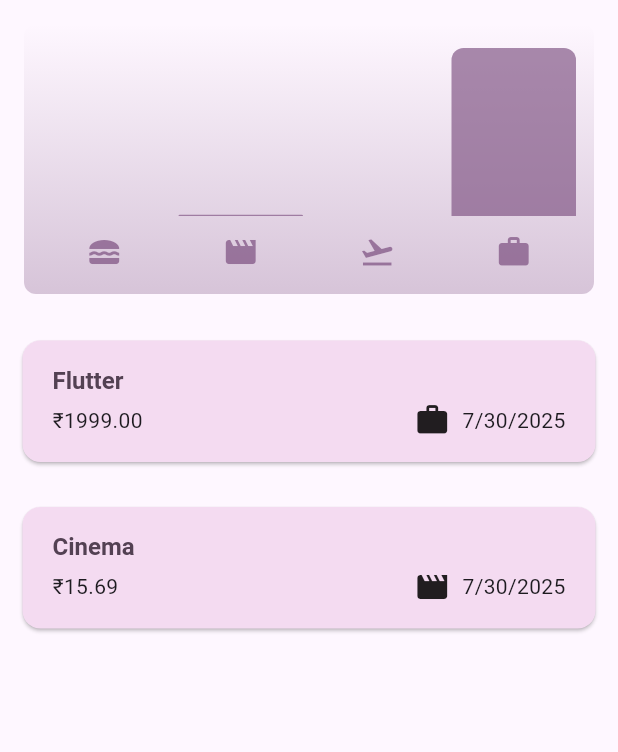
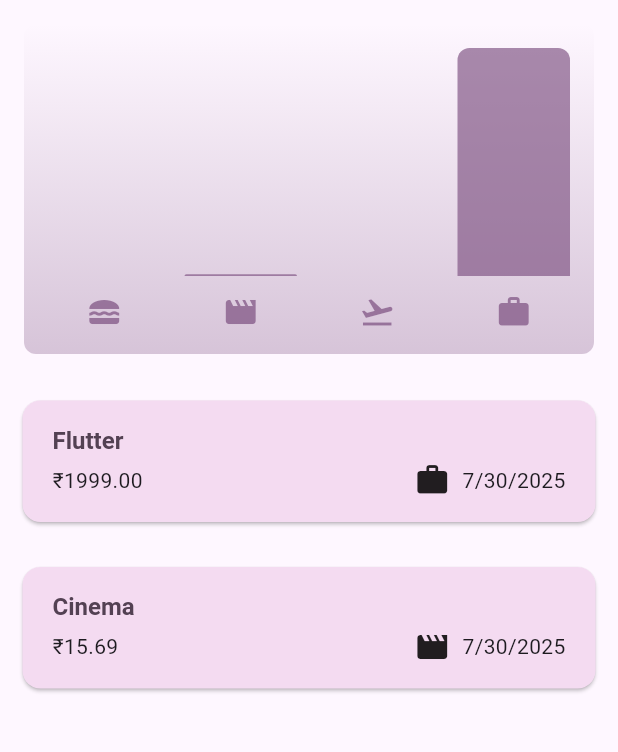
Before and after one commit to Abhilash037415/flutter_expense_tracker, a Flutter app: the screen it shows after launch, on a phone screen of 412 x 824 dp, the part 84-836 px from its top. Run offline on Flutter 3.47's test engine with Material 3 defaults, Android fonts, the phone set to English and light mode, and no system bars.

Commit message:
fixed charts

```diff
--- a/lib/chart/chart.dart
+++ b/lib/chart/chart.dart
@@ -39,7 +39,7 @@ class Chart extends StatelessWidget {
         horizontal: 8,
       ),
       width: double.infinity,
-      height: 180,
+      height: 220,
       decoration: BoxDecoration(
         borderRadius: BorderRadius.circular(8),
         gradient: LinearGradient(
--- a/lib/chart/chart_bar.dart
+++ b/lib/chart/chart_bar.dart
@@ -11,7 +11,7 @@ class ChartBar extends StatelessWidget {
         MediaQuery.of(context).platformBrightness == Brightness.dark;
     return Expanded(
       child: Padding(
-        padding: const EdgeInsets.symmetric(horizontal: 4),
+        padding: const EdgeInsets.symmetric(horizontal: 8),
         child: FractionallySizedBox(
           heightFactor: fill,
           child: DecoratedBox(
```
